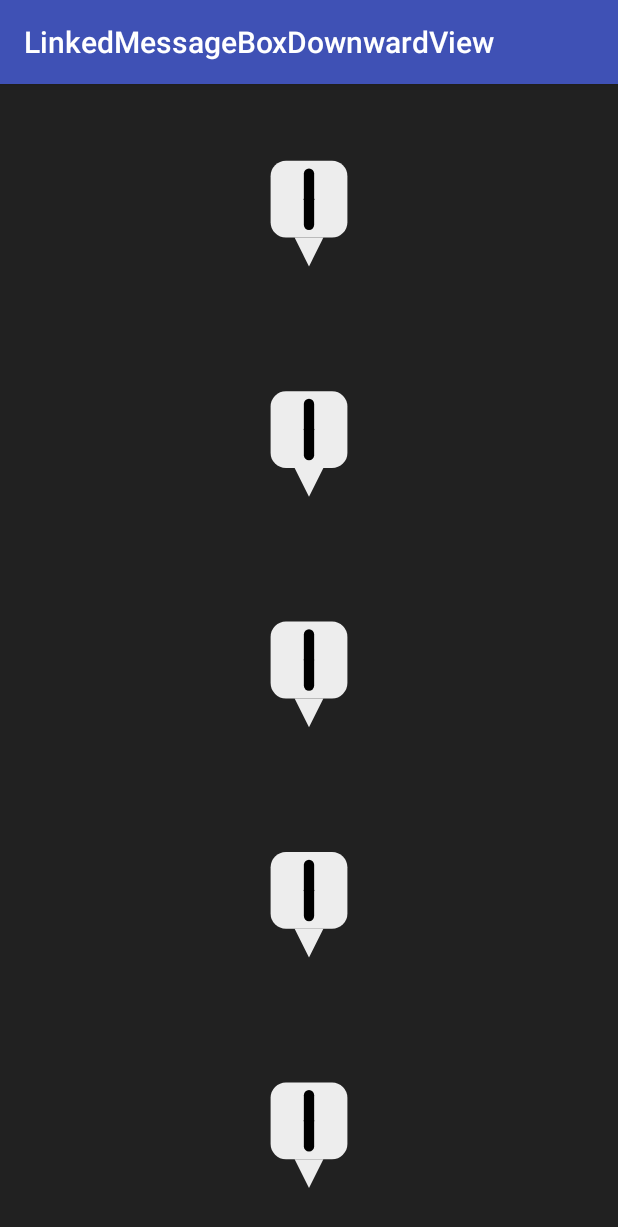
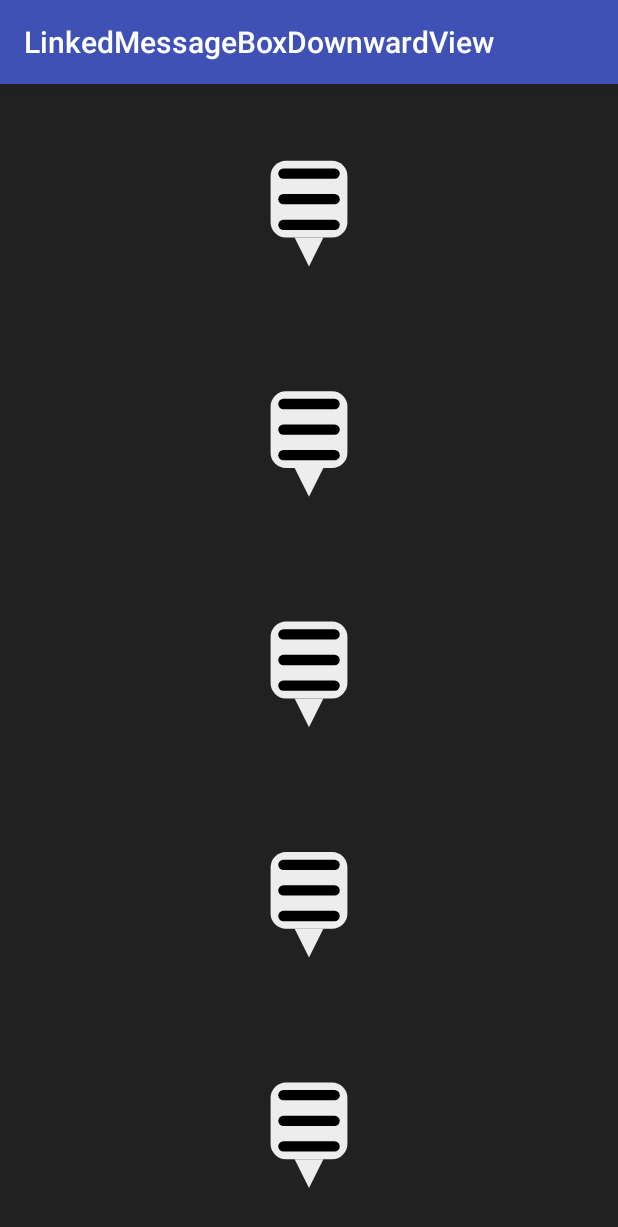
Before and after one commit to Anwesh43/LinkedMessageBoxDownwardView, an Android app: the screen it shows after launch (MainActivity), on a phone screen of 412 x 824 dp. Shown: the top 1227 px of the screen. Run offline under Robolectric (Android 15) with nearby library versions, the phone set to English and light mode, and no system bars.

Commit message:
adding fixes in MessageBoxDownwardView

```diff
--- a/messageboxdownwardview/src/main/java/com/anwesh/uiprojects/messageboxdownwardview/MessageBoxDownwardView.kt
+++ b/messageboxdownwardview/src/main/java/com/anwesh/uiprojects/messageboxdownwardview/MessageBoxDownwardView.kt
@@ -32,9 +32,9 @@ fun Canvas.drawMBDNode(i : Int, scale : Float, paint : Paint) {
     paint.color = Color.BLACK
     paint.strokeWidth = Math.min(w, h) / 60
     paint.strokeCap = Paint.Cap.ROUND
-    val lineSize : Float = size/3 * sc1
+    val lineSize : Float = size/3 * (1 - sc1)
     for (i in 0..2) {
-        drawLine(-lineSize, 0f, lineSize, (i - 1) * size/3, paint)
+        drawLine(-lineSize, (i - 1) * size/3, lineSize, (i - 1) * size/3, paint)
     }
     restore()
 }
@@ -61,7 +61,7 @@ class MessageBoxDownwardView(ctx : Context) : View(ctx) {
     data class State(var scale : Float = 0f, var prevScale : Float = 0f, var dir : Float = 0f) {
 
         fun update(cb : (Float) -> Unit) {
-            scale += 0.1f * dir
+            scale += 0.05f * dir
             if (Math.abs(scale - prevScale) > 1) {
                 scale = prevScale + dir
                 dir = 0f
@@ -97,7 +97,7 @@ class MessageBoxDownwardView(ctx : Context) : View(ctx) {
             if (animated) {
                 cb()
                 try {
-                    Thread.sleep(50)
+                    Thread.sleep(30)
                     view.invalidate()
                 } catch(ex : Exception) {
 
```
